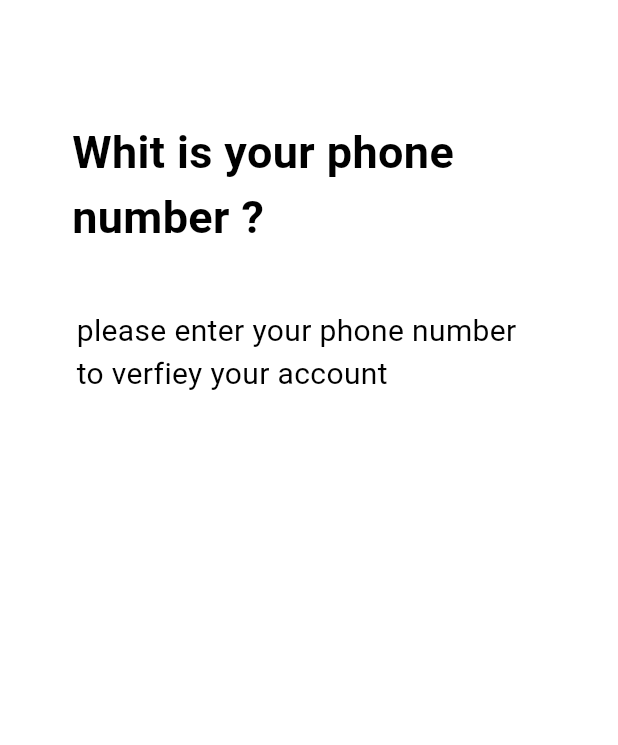
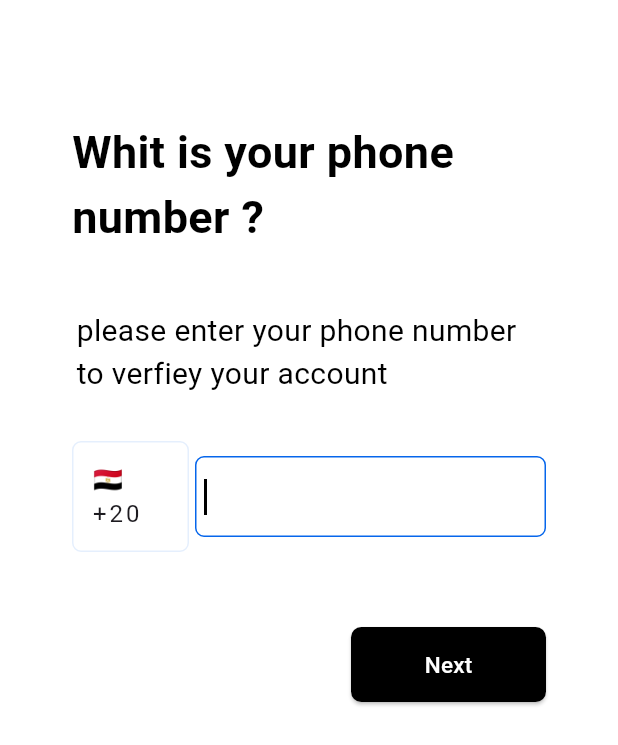
Before and after one commit to Abdelrhman-47/easy_map, a Flutter app: the screen it shows after launch, on a phone screen of 412 x 824 dp. Shown: the top 745 px of the screen. Run offline on Flutter 3.47's test engine with Material 3 defaults, Android fonts, the phone set to English and light mode, and no system bars; our stand-ins replace firebase_core; accounts and stored records are empty.

Commit message:
auth with phone ui

```diff
--- a/lib/presentation/screens/auth_screen.dart
+++ b/lib/presentation/screens/auth_screen.dart
@@ -1,8 +1,10 @@
+import 'package:easy_map/core/my_colors/my_colors.dart';
 import 'package:flutter/material.dart';
 
 class AuthScreen extends StatelessWidget {
   AuthScreen({super.key});
   final GlobalKey<FormState> _formKey = GlobalKey();
+  String? phoneNumper;
   @override
   Widget build(BuildContext context) {
     return SafeArea(
@@ -14,7 +16,13 @@ class AuthScreen extends StatelessWidget {
             margin: EdgeInsets.symmetric(vertical: 80, horizontal: 48),
             child: Column(
               crossAxisAlignment: CrossAxisAlignment.start,
-              children: [_buildIntroText()],
+              children: [
+                _buildIntroText(),
+                SizedBox(height: 30),
+                _buildPhoneFormFeild(),
+                SizedBox(height: 50),
+                _buildNextButton(),
+              ],
             ),
           ),
         ),
@@ -29,7 +37,7 @@ Widget _buildIntroText() {
       const Text(
         'Whit is your phone number ?',
         style: TextStyle(
-          fontSize: 30    ,
+          fontSize: 30,
           fontWeight: FontWeight.bold,
           color: Colors.black,
         ),
@@ -45,3 +53,78 @@ Widget _buildIntroText() {
     ],
   );
 }
+
+Widget _buildPhoneFormFeild() {
+  return Row(
+    children: [
+      Expanded(
+        flex: 1,
+        child: Container(
+          padding: EdgeInsets.symmetric(vertical: 13, horizontal: 12),
+          decoration: BoxDecoration(
+            border: Border.all(color: MyColors.lightBlue),
+            borderRadius: BorderRadius.all(Radius.circular(6)),
+          ),
+          child: Text(
+            '${generatCountryFlag()}+20',
+            style: TextStyle(fontSize: 16, letterSpacing: 2),
+          ),
+        ),
+      ),
+      SizedBox(width: 4),
+      Expanded(
+        flex: 3,
+        child: Container(
+          width: double.infinity,
+          padding: EdgeInsets.symmetric(horizontal: 5, vertical: 2),
+          decoration: BoxDecoration(
+            border: Border.all(color: MyColors.blue),
+            borderRadius: BorderRadius.all(Radius.circular(6)),
+          ),
+          child: TextFormField(
+            onSaved: (value) {
+              var phoneNumper = value;
+            },
+            autofocus: true,
+            style: TextStyle(fontSize: 16, letterSpacing: 2),
+            decoration: InputDecoration(border: InputBorder.none),
+            cursorColor: Colors.black,
+            keyboardType: TextInputType.phone,
+            validator: (value) {
+              if (value!.isEmpty) {
+                return 'please enter your phone number';
+              } else if (value.length < 11) {
+                return 'enter a valid number';
+              }
+              return null;
+            },
+          ),
+        ),
+      ),
+    ],
+  );
+}
+
+String generatCountryFlag() {
+  String countryCode = 'eg';
+  return countryCode.toUpperCase().replaceAllMapped(
+    RegExp(r'[A-Z]'),
+    (match) => String.fromCharCode(match.group(0)!.codeUnitAt(0) + 127397),
+  );
+}
+
+Widget _buildNextButton() {
+  return Align(
+    alignment: Alignment.centerRight,
+    child: ElevatedButton(
+      onPressed: () {},
+      child: Text('Next', style: TextStyle(color: Colors.white, fontSize: 15)),
+      style: ElevatedButton.styleFrom(
+        fixedSize: Size(130, 50),
+        backgroundColor: Colors.black,
+        shape: RoundedRectangleBorder(borderRadius: BorderRadius.circular(7)),
+        maximumSize: Size(150, 100),
+      ),
+    ),
+  );
+}
```
